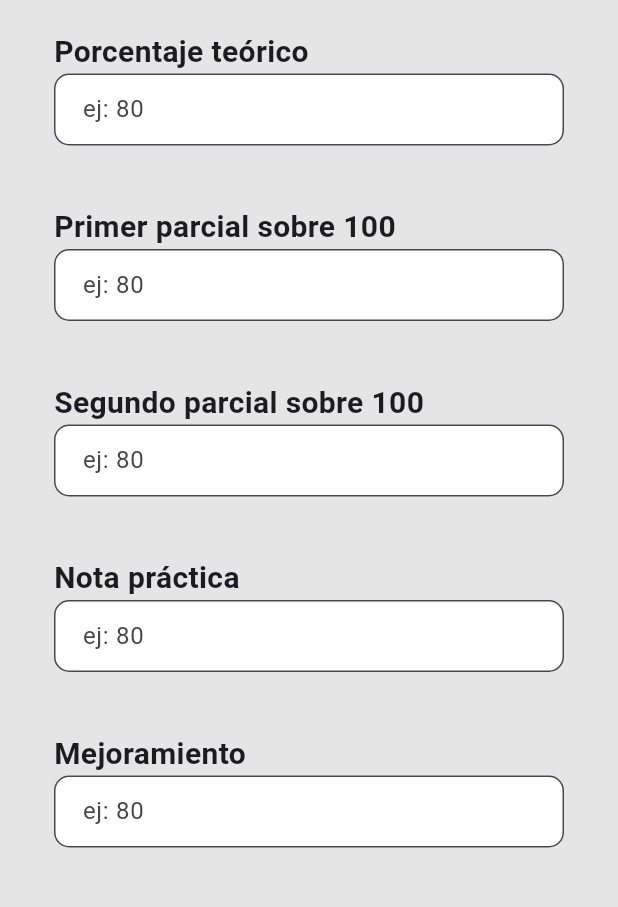
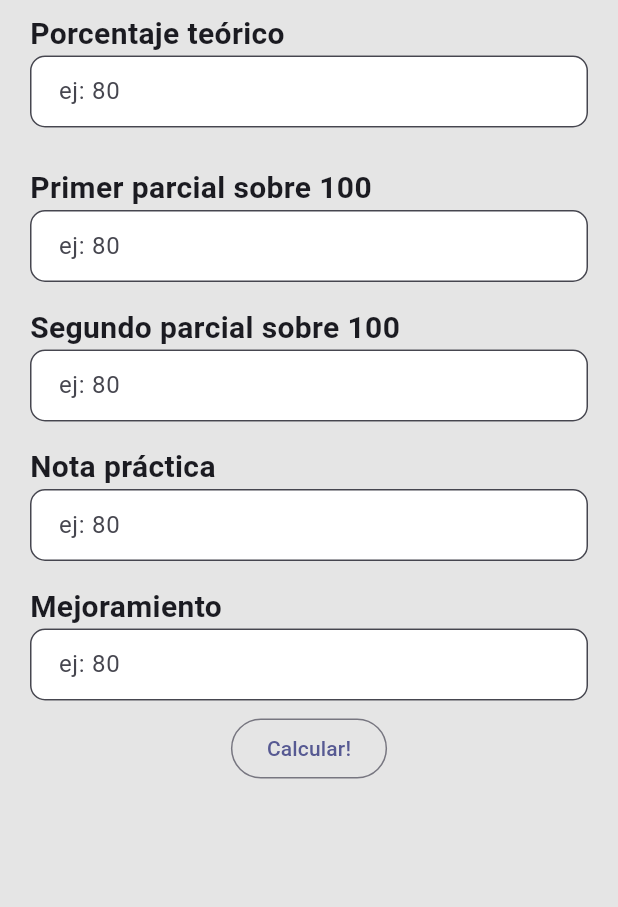
Before and after one commit to Xidrovo/calculadoraESPOLMobile, a Flutter app: the screen it shows after launch, on a phone screen of 412 x 824 dp, the part 84-991 px from its top. Run offline on Flutter 3.47's test engine with Material 2 defaults, Android fonts, the phone set to English and light mode, and no system bars.

Commit message:
Adding functionality to calculator screen

```diff
--- a/calculadora/lib/domain/controller/calculator_controller.dart
+++ b/calculadora/lib/domain/controller/calculator_controller.dart
@@ -9,6 +9,7 @@ class CalculatorController implements Calculator {
   double _secondPartial = 0;
   double _practicalNote = 0;
   double _remedial = 0;
+  double _minScore = 0.0;
 
   CalculatorController(
     this._theoricPorcentage,
@@ -50,18 +51,18 @@ class CalculatorController implements Calculator {
     _remedial = value;
   }
 
-  double getHigherNumAvg() {
+  double _getHigherNumAvg() {
 		final double toSubstract = min(_firstPartial, min(_secondPartial, _remedial));
 		final double total = _firstPartial + _secondPartial + _remedial - toSubstract;
 
 		return total / 2;
   }
 
-  double getPracticalScore() => _practicalNote * ((100 - _theoricPorcentage) / 100);
+  double _getPracticalScore() => _practicalNote * ((100 - _theoricPorcentage) / 100);
 
   @override
   double getMinScore(value) {
-    final double practicalScore = getPracticalScore();
+    final double practicalScore = _getPracticalScore();
     if (value < 60) {
 			final double maxValue = max(_firstPartial, _secondPartial);
 			final double result = ((60 - practicalScore) * 2) / (_theoricPorcentage / 100) - maxValue;
@@ -74,12 +75,11 @@ class CalculatorController implements Calculator {
 
   @override
   double getTotal() {
-    final double theoricScore = getHigherNumAvg() * (_theoricPorcentage / 100);
-    final double practicalScore = getPracticalScore();
+    final double theoricScore = _getHigherNumAvg() * (_theoricPorcentage / 100);
+    final double practicalScore = _getPracticalScore();
 
 		final double result = theoricScore + practicalScore;
 		final double score = result;
-		getMinScore(result);
     return score;
   }
 
--- /dev/null
+++ b/calculadora/lib/domain/entities/label_type_enum.dart
@@ -0,0 +1,8 @@
+// ignore: camel_case_types
+enum labelTypeEnum {
+    theoricPorcentage,
+    firstPartial,
+    secondPartial,
+    practicalNote,
+    remedial
+  }
--- a/calculadora/lib/presentation/screens/calculator_screen.dart
+++ b/calculadora/lib/presentation/screens/calculator_screen.dart
@@ -1,4 +1,5 @@
 import "package:calculadora/domain/controller/calculator_controller.dart";
+import "package:calculadora/domain/entities/label_type_enum.dart";
 import "package:calculadora/presentation/widgets/label_input.dart";
 import "package:flutter/material.dart";
 
@@ -11,7 +12,7 @@ class CalculatorScreen extends StatefulWidget {
 
 // ignore: camel_case_types
 class _CalculatorScreenState extends State<CalculatorScreen> {
-  CalculatorController calc = CalculatorController(100, 0, 0, 0, 0);
+  final CalculatorController _calc = CalculatorController(100, 0, 0, 0, 0);
 
   @override
   Widget build(BuildContext context) {
@@ -21,17 +22,24 @@ class _CalculatorScreenState extends State<CalculatorScreen> {
         backgroundColor: const Color(0xFF004448),
         title: const Text('Calculadora de promedios'),
       ),
-      body: const SafeArea(
+      body: SafeArea(
         child: Padding(
-          padding: EdgeInsets.symmetric(horizontal: 16.0),
+          padding: const EdgeInsets.symmetric(horizontal: 10.0),
           child: SingleChildScrollView(
             child: Column(
               children: [
-                LabelInput(label: "Porcentaje teórico"),
-                LabelInput(label: "Primer parcial sobre 100"),
-                LabelInput(label: "Segundo parcial sobre 100"),
-                LabelInput(label: "Nota práctica"),
-                LabelInput(label: "Mejoramiento"),
+                LabelInput(label: "Porcentaje teórico", labelType: labelTypeEnum.theoricPorcentage, calc: _calc),
+                const Padding(padding: EdgeInsets.only(bottom: 10.0)),
+                LabelInput(label: "Primer parcial sobre 100", labelType: labelTypeEnum.firstPartial, calc: _calc),
+                LabelInput(label: "Segundo parcial sobre 100", labelType: labelTypeEnum.secondPartial, calc: _calc),
+                LabelInput(label: "Nota práctica", labelType: labelTypeEnum.practicalNote, calc: _calc),
+                LabelInput(label: "Mejoramiento", labelType: labelTypeEnum.remedial, calc: _calc),
+                OutlinedButton(
+                  onPressed: () {
+                    _calc.getTotal();
+                  },
+                  child: const Text('Calcular!'),
+                )
               ],
             ),
           ),
--- a/calculadora/lib/presentation/widgets/label_input.dart
+++ b/calculadora/lib/presentation/widgets/label_input.dart
@@ -1,14 +1,58 @@
+import 'dart:ffi';
+
+import 'package:calculadora/domain/entities/label_type_enum.dart';
 import 'package:flutter/material.dart';
+import 'package:flutter/services.dart';
 
+import '../../domain/controller/calculator_controller.dart';
 class LabelInput extends StatefulWidget {
   final String label;
-  final Function? onChange;
+  final CalculatorController calc;
+  final labelTypeEnum labelType;
 
   const LabelInput({
     super.key,
     required this.label,
-    this.onChange,
+    required this.calc,
+    required this.labelType,
   });
+
+  void onChangeHandle (value) {
+    double? doubleValue = double.tryParse(value ?? '');
+    switch (labelType) {
+      case labelTypeEnum.theoricPorcentage:
+        calc.theoricPorcentage = doubleValue ?? 0;
+        break;
+      case labelTypeEnum.firstPartial:
+        calc.firstPartial = doubleValue ?? 0;
+        break;
+      case labelTypeEnum.secondPartial:
+        calc.secondPartial = doubleValue ?? 0;
+        break;
+      case labelTypeEnum.practicalNote:
+        calc.practicalNote = doubleValue ?? 0;
+        break;
+      case labelTypeEnum.remedial:
+        calc.remedial = doubleValue ?? 0;
+        break;
+      default:
+    }
+  }
+
+  String? maxMinLimitValidator(value) {
+    int? intValue = int.tryParse(value ?? '');
+    if (intValue == null) {
+      return 'Debe agregar un valor';
+    }
+    if (intValue > 100) {
+      return 'El Número no puede exceder de 100';
+    }
+    if (intValue < 0) {
+      return 'El Número no puede ser menor a 0';
+    }
+    return null;
+  }
+
 
   @override
   State<LabelInput> createState() => _LabelInputState();
@@ -18,7 +62,7 @@ class _LabelInputState extends State<LabelInput> {
   @override
   Widget build(BuildContext context) {
     return Padding(
-      padding: const EdgeInsets.symmetric(vertical: 20, horizontal: 20),
+      padding: const EdgeInsets.symmetric(vertical: 8, horizontal: 10),
       child: Column(
         crossAxisAlignment:
             CrossAxisAlignment.start, // Alineación del texto a la izquierda
@@ -30,7 +74,15 @@ class _LabelInputState extends State<LabelInput> {
               fontWeight: FontWeight.bold,
             ),
           ),
-          TextFormField(
+          Form(
+            autovalidateMode: AutovalidateMode.onUserInteraction,
+            child: TextFormField(
+              onChanged: (value) => widget.onChangeHandle(value),
+              keyboardType: TextInputType.number,
+              inputFormatters: [
+                    FilteringTextInputFormatter.digitsOnly,
+              ],
+              validator: (value) => widget.maxMinLimitValidator(value),
               decoration: InputDecoration(
                 contentPadding:
                     const EdgeInsets.symmetric(vertical: 0, horizontal: 15),
@@ -42,6 +94,7 @@ class _LabelInputState extends State<LabelInput> {
                 hintText: "ej: 80",
               ),
             ),
+          )
         ],
       ),
     );
```
Lines whose indentation alone changed are shown as unchanged.
